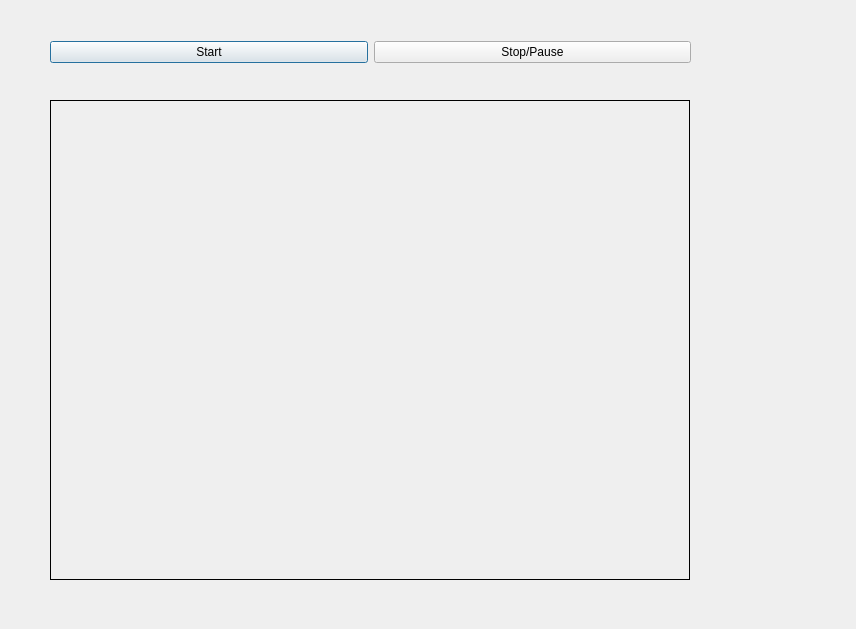
This is Pack1/MyUI.ui in shubham-akshat/SmartVideoSurveillance as Qt 5 draws it before an edit. The edited form follows.
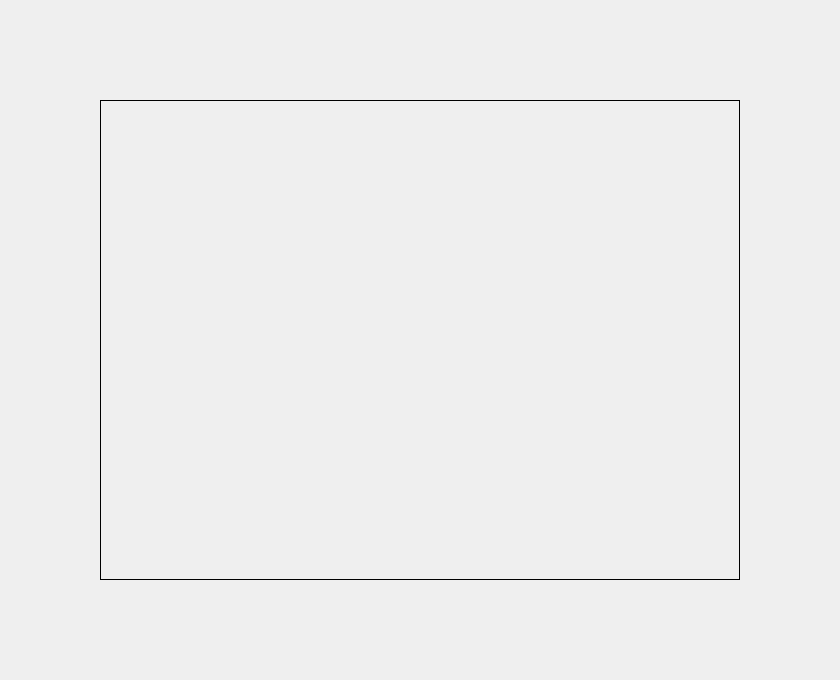
This is the edited form.

Commit message: Added support for directory system. Removed start and stop button for better simulation.

What changed in the file:
```diff
--- a/Pack1/MyUI.ui
+++ b/Pack1/MyUI.ui
@@ -6,8 +6,8 @@
    <rect>
     <x>0</x>
     <y>0</y>
-    <width>856</width>
-    <height>629</height>
+    <width>840</width>
+    <height>680</height>
    </rect>
   </property>
   <property name="windowTitle">
@@ -16,7 +16,7 @@
   <widget class="QLabel" name="videoLabel">
    <property name="geometry">
     <rect>
-     <x>50</x>
+     <x>100</x>
      <y>100</y>
      <width>640</width>
      <height>480</height>
@@ -29,32 +29,6 @@
     <string/>
    </property>
   </widget>
-  <widget class="QWidget" name="">
-   <property name="geometry">
-    <rect>
-     <x>50</x>
-     <y>40</y>
-     <width>641</width>
-     <height>25</height>
-    </rect>
-   </property>
-   <layout class="QHBoxLayout" name="horizontalLayout">
-    <item>
-     <widget class="QPushButton" name="startButton">
-      <property name="text">
-       <string>Start</string>
-      </property>
-     </widget>
-    </item>
-    <item>
-     <widget class="QPushButton" name="stopButton">
-      <property name="text">
-       <string>Stop/Pause</string>
-      </property>
-     </widget>
-    </item>
-   </layout>
-  </widget>
  </widget>
  <resources/>
  <connections/>
```
The commit also changes 3 other files.
